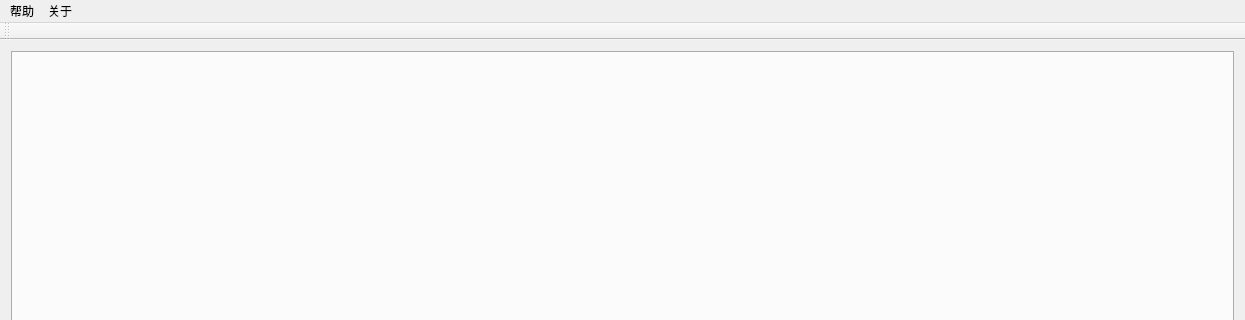
Above: src/mainwindow/mainwindow.ui from kdurant/qt_study before the change; both pictures show x 0 to 1245 and y 0 to 320 of the 1245 by 867 pixel window. Below: the same form after it.
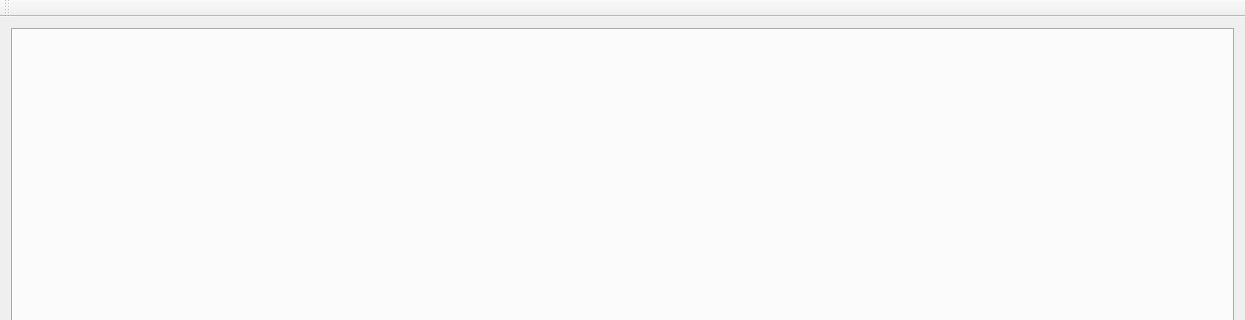
That is the form after the change.

What changed in the file:
```diff
--- a/src/mainwindow/mainwindow.ui
+++ b/src/mainwindow/mainwindow.ui
@@ -24,29 +24,6 @@
     </item>
    </layout>
   </widget>
-  <widget class="QMenuBar" name="menuBar">
-   <property name="geometry">
-    <rect>
-     <x>0</x>
-     <y>0</y>
-     <width>1245</width>
-     <height>23</height>
-    </rect>
-   </property>
-   <widget class="QMenu" name="menu">
-    <property name="title">
-     <string>帮助</string>
-    </property>
-    <addaction name="actionNote"/>
-   </widget>
-   <widget class="QMenu" name="menu_2">
-    <property name="title">
-     <string>关于</string>
-    </property>
-   </widget>
-   <addaction name="menu"/>
-   <addaction name="menu_2"/>
-  </widget>
   <widget class="QToolBar" name="mainToolBar">
    <attribute name="toolBarArea">
     <enum>TopToolBarArea</enum>
```
